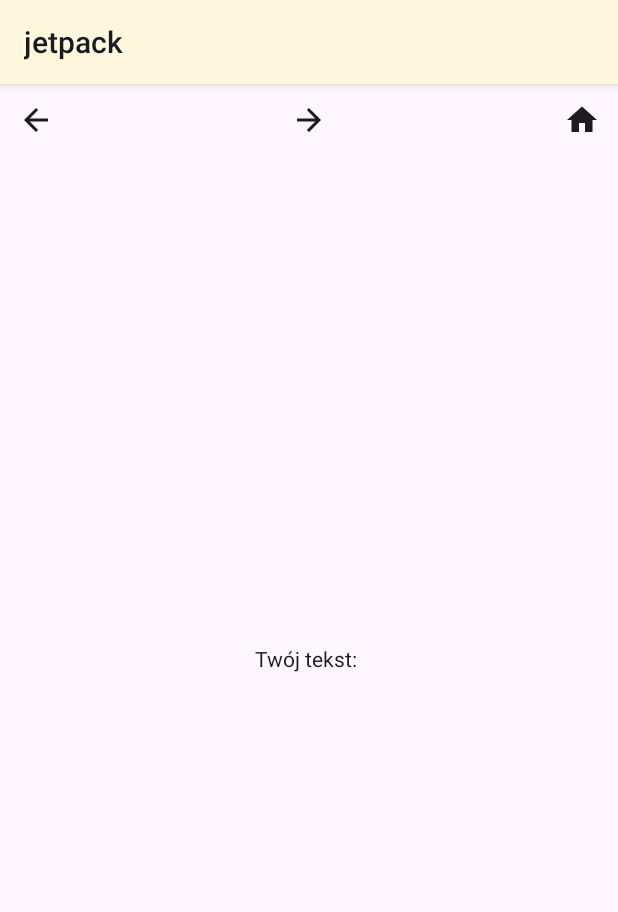
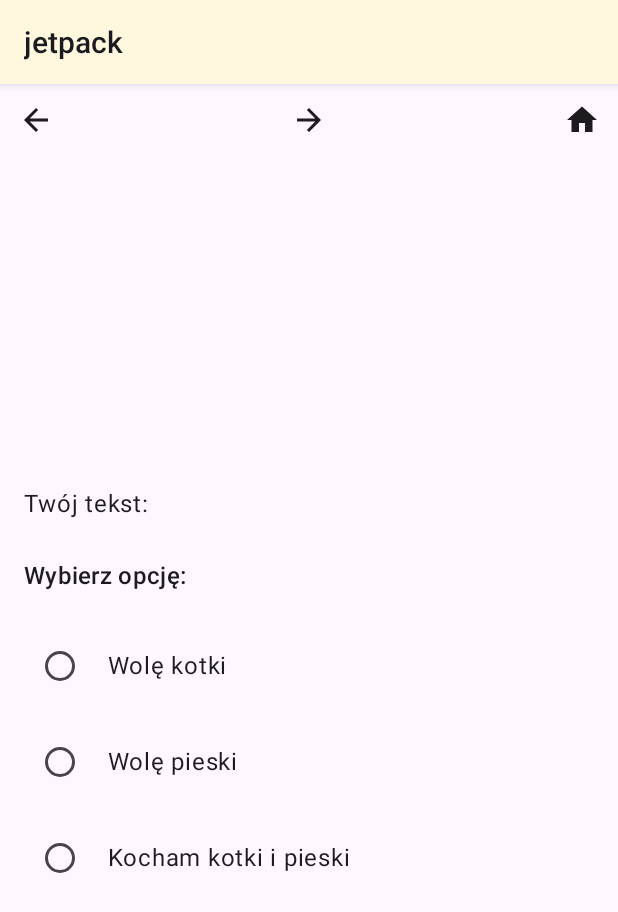
Before and after one commit to nuenen313/jetpack-compose-app, an Android app built with Jetpack Compose: the SecondScreen screen opened through its navigation route, after a tap on "Next", on a phone screen of 412 x 824 dp. Shown: the top 912 px of the screen. Run offline under Robolectric (Android 15) with nearby library versions, the light colour scheme and no system bars.

Commit message:
improved navigation between screens, different screen types, added screen previews

```diff
--- a/app/src/main/java/com/example/jetpack/MainActivity.kt
+++ b/app/src/main/java/com/example/jetpack/MainActivity.kt
@@ -52,11 +52,12 @@
             val userInput = backStackEntry.arguments?.getString("userInput")
             ThirdScreen(navController, userInput)
         }
-        composable("fourth_screen/{userInput}",
+        composable("fourth_screen/{userInput}/{selectedOption}",
             arguments = listOf(navArgument("userInput") {defaultValue = "Nic nie wpisano"}))
         {backStackEntry ->
             val userInput = backStackEntry.arguments?.getString("userInput")
-            FourthScreen(navController, userInput)
+            val selectedOption = backStackEntry.arguments?.getString("selectedOption")
+            FourthScreen(navController, userInput, selectedOption = selectedOption)
         }
     }
     }
--- a/app/src/main/java/com/example/jetpack/SecondScreen.kt
+++ b/app/src/main/java/com/example/jetpack/SecondScreen.kt
@@ -10,6 +10,8 @@
 import androidx.compose.foundation.layout.fillMaxWidth
 import androidx.compose.foundation.layout.height
 import androidx.compose.foundation.layout.padding
+import androidx.compose.foundation.text.KeyboardActions
+import androidx.compose.foundation.text.KeyboardOptions
 import androidx.compose.material.icons.Icons
 import androidx.compose.material.icons.filled.ArrowBack
 import androidx.compose.material.icons.filled.ArrowForward
@@ -31,14 +33,19 @@
 import androidx.compose.ui.Alignment
 import androidx.compose.ui.Modifier
 import androidx.compose.ui.graphics.Color
+import androidx.compose.ui.platform.LocalSoftwareKeyboardController
+import androidx.compose.ui.text.input.ImeAction
+import androidx.compose.ui.tooling.preview.Preview
 import androidx.compose.ui.unit.dp
 import androidx.navigation.NavHostController
+import androidx.navigation.compose.rememberNavController
 import com.example.jetpack.ui.theme.CustomYellow
 
 @SuppressLint("UnusedMaterial3ScaffoldPaddingParameter")
 @Composable
 fun SecondScreen(navController: NavHostController) {
     var userInput by remember { mutableStateOf("") }
+    val keyboardController = LocalSoftwareKeyboardController.current
     Scaffold(
         topBar = {
             Row(
@@ -69,9 +76,24 @@
             OutlinedTextField(
                 value = userInput,
                 onValueChange = { userInput = it },
-                label = { Text("Twój tekst") },
-                modifier = Modifier.fillMaxWidth().padding(16.dp)
+                placeholder = { Text("Twój tekst") },
+                modifier = Modifier.fillMaxWidth().padding(16.dp),
+                keyboardOptions = KeyboardOptions.Default.copy(
+                    imeAction = ImeAction.Done
+                ),
+                keyboardActions = KeyboardActions(
+                    onDone = {
+                        keyboardController?.hide()
+                    }
+                )
             )
         }
     }
 }
+
+@Preview(showBackground = true)
+@Composable
+fun PreviewSecondScreen() {
+    val navController = rememberNavController()
+    SecondScreen(navController = navController)
+}
--- a/app/src/main/java/com/example/jetpack/ThirdScreen.kt
+++ b/app/src/main/java/com/example/jetpack/ThirdScreen.kt
@@ -3,26 +3,41 @@
 import android.annotation.SuppressLint
 import androidx.compose.foundation.layout.Arrangement
 import androidx.compose.foundation.layout.Box
+import androidx.compose.foundation.layout.Column
 import androidx.compose.foundation.layout.Row
+import androidx.compose.foundation.layout.Spacer
 import androidx.compose.foundation.layout.fillMaxSize
 import androidx.compose.foundation.layout.fillMaxWidth
+import androidx.compose.foundation.layout.height
+import androidx.compose.foundation.layout.padding
+import androidx.compose.foundation.layout.width
 import androidx.compose.material.icons.Icons
 import androidx.compose.material.icons.filled.ArrowBack
 import androidx.compose.material.icons.filled.ArrowForward
 import androidx.compose.material.icons.filled.Home
 import androidx.compose.material3.Icon
 import androidx.compose.material3.IconButton
+import androidx.compose.material3.MaterialTheme
+import androidx.compose.material3.RadioButton
 import androidx.compose.material3.Scaffold
 import androidx.compose.material3.Text
 import androidx.compose.runtime.Composable
+import androidx.compose.runtime.getValue
+import androidx.compose.runtime.mutableStateOf
+import androidx.compose.runtime.remember
+import androidx.compose.runtime.setValue
 import androidx.compose.ui.Alignment
 import androidx.compose.ui.Modifier
+import androidx.compose.ui.tooling.preview.Preview
+import androidx.compose.ui.unit.dp
 import androidx.navigation.NavHostController
+import androidx.navigation.compose.rememberNavController
 
 
 @Composable
 @SuppressLint("UnusedMaterial3ScaffoldPaddingParameter")
 fun ThirdScreen(navController: NavHostController, userInput: String?) {
+    var selectedOption by remember { mutableStateOf("") }
     Scaffold(
         topBar = {
             Row(
@@ -32,7 +47,7 @@
                 IconButton(onClick = { navController.navigateUp() }) {
                     Icon(Icons.Filled.ArrowBack, contentDescription = "Back")
                 }
-                IconButton(onClick = { navController.navigate("fourth_screen/$userInput") }) {
+                IconButton(onClick = { navController.navigate("fourth_screen/${userInput ?: ""}/${selectedOption}") }) {
                     Icon(Icons.Filled.ArrowForward, contentDescription = "Next")
                 }
                 IconButton(onClick = { navController.navigate("start_screen") }) {
@@ -43,9 +58,46 @@
     ) {
         Box(
             contentAlignment = Alignment.Center,
-            modifier = Modifier.fillMaxSize()
+            modifier = Modifier
+                .fillMaxSize()
+                .padding(it)
         ) {
-            Text("Twój tekst: $userInput")
+            Column(
+                horizontalAlignment = Alignment.Start,
+                verticalArrangement = Arrangement.Center,
+                modifier = Modifier.fillMaxWidth().padding(16.dp)
+            ) {
+                Text("Twój tekst: $userInput", style = MaterialTheme.typography.bodyLarge)
+                Spacer(modifier = Modifier.height(24.dp))
+
+                val options = listOf("Wolę kotki", "Wolę pieski", "Kocham kotki i pieski")
+
+                Text("Wybierz opcję:", style = MaterialTheme.typography.titleMedium)
+                Spacer(modifier = Modifier.height(16.dp))
+
+                options.forEach { option ->
+                    Row(
+                        verticalAlignment = Alignment.CenterVertically,
+                        modifier = Modifier
+                            .fillMaxWidth()
+                            .padding(vertical = 8.dp)
+                    ) {
+                        RadioButton(
+                            selected = (selectedOption == option),
+                            onClick = { selectedOption = option }
+                        )
+                        Spacer(modifier = Modifier.width(8.dp))
+                        Text(option, style = MaterialTheme.typography.bodyLarge)
+                    }
+                }
+            }
         }
     }
 }
+
+@Preview(showBackground = true)
+@Composable
+fun PreviewThirdScreen() {
+    val navController = rememberNavController()
+    ThirdScreen(navController = navController, userInput = null)
+}
```
Also changed, not shown: app/src/main/java/com/example/jetpack/FourthScreen.kt (+49 -3 lines), app/src/main/java/com/example/jetpack/StartScreen.kt (+10 -0 lines), app/src/main/res/drawable/cat_image.jpg (added), app/src/main/res/drawable/cats_and_dogs_image.jpg (added), app/src/main/res/drawable/default_image.jpg (added), app/src/main/res/drawable/dog_image.jpeg (added).
